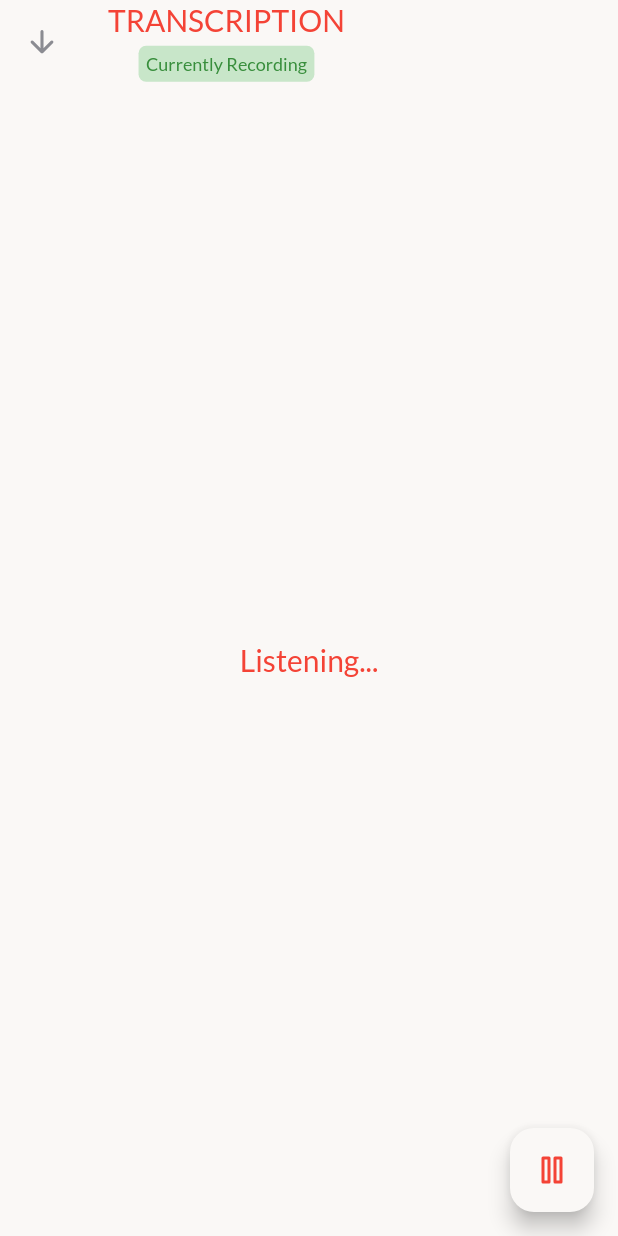
After one commit to dhanushe/Eduvance, a Flutter app: the TranscriptionScreen screen opened directly, on a phone screen of 412 x 824 dp. The commit adds this screen. Run offline on Flutter 3.47's test engine with Material 2 defaults, Android fonts, the phone set to English and light mode, and no system bars; our stand-ins replace feather_icons, google_fonts, speech_to_text.

Commit message:
transcription feature

```diff
--- /dev/null
+++ b/lib/transcription_screen.dart
@@ -0,0 +1,133 @@
+import 'package:feather_icons/feather_icons.dart';
+import 'package:flutter/material.dart';
+import 'package:speech_to_text/speech_to_text.dart' as stt;
+import 'package:speech_to_text/speech_to_text.dart';
+
+class TranscriptionScreen extends StatefulWidget {
+  const TranscriptionScreen({super.key});
+
+  @override
+  State<TranscriptionScreen> createState() => _TranscriptionScreenState();
+}
+
+class _TranscriptionScreenState extends State<TranscriptionScreen> {
+  bool _isPlaying = true;
+  final stt.SpeechToText _speech = stt.SpeechToText();
+  String _text = 'Listening...';
+  final double _confidence = 1.0;
+
+  @override
+  void initState() {
+    // TODO: implement initState
+    super.initState();
+    print('starting transcription');
+    _text = 'Listening...';
+    // toggleRecording();
+    toggleRecording();
+  }
+
+  Future toggleRecording() => SpeechAPI.toggleRecording(
+        onResult: (text) {
+          setState(() => _text = text);
+          print('text: $_text');
+        },
+      );
+
+  @override
+  Widget build(BuildContext context) {
+    return Scaffold(
+      floatingActionButton: FloatingActionButton(
+        backgroundColor: const Color(0xFFfaf8f6),
+        onPressed: () {
+          setState(() {
+            _isPlaying = !_isPlaying;
+          });
+        },
+        child: Icon(
+          _isPlaying ? FeatherIcons.pause : Icons.play_arrow,
+          color: Colors.red,
+        ),
+      ),
+      backgroundColor: const Color(0xFFfaf8f6),
+      appBar: AppBar(
+        backgroundColor: const Color(0xFFfaf8f6),
+        title: Column(
+          children: [
+            const Text(
+              'TRANSCRIPTION',
+              style: TextStyle(
+                color: Colors.red,
+                fontSize: 20,
+                fontWeight: FontWeight.normal,
+              ),
+            ),
+            // Currently Recording or Currently Paused
+            Container(
+              margin: const EdgeInsets.only(top: 5),
+              padding: const EdgeInsets.symmetric(horizontal: 5, vertical: 5),
+              decoration: BoxDecoration(
+                color: _isPlaying ? Colors.green[100] : Colors.deepOrange[100],
+                borderRadius: BorderRadius.circular(5),
+              ),
+              child: Text(
+                _isPlaying ? 'Currently Recording' : 'Currently Paused',
+                style: TextStyle(
+                  color:
+                      _isPlaying ? Colors.green[700] : Colors.deepOrange[700],
+                  fontSize: 12,
+                  fontWeight: FontWeight.normal,
+                ),
+              ),
+            ),
+          ],
+        ),
+        // Lead actions
+        leading: IconButton(
+          icon: const Icon(Icons.arrow_downward_rounded),
+          color: const Color(0xFF8b8c92),
+          onPressed: () {
+            SpeechAPI.cancelRecording();
+            SpeechAPI.stopRecording();
+            _text = 'Listening...';
+            Navigator.pop(context);
+          },
+        ),
+      ),
+      body: Center(
+        child: Container(
+          margin: const EdgeInsets.symmetric(horizontal: 20),
+          padding: const EdgeInsets.symmetric(horizontal: 20, vertical: 20),
+          child: Text(
+            _text,
+            style: const TextStyle(
+              color: Colors.red,
+              fontSize: 20,
+              fontWeight: FontWeight.normal,
+            ),
+          ),
+        ),
+      ),
+    );
+  }
+}
+
+class SpeechAPI {
+  static final _speech = SpeechToText();
+
+  static Future<bool> toggleRecording({
+    required Function(String text) onResult,
+  }) async {
+    final isAvailable = await _speech.initialize();
+    if (isAvailable) {
+      _speech.listen(
+        onResult: (value) => onResult(value.recognizedWords),
+      );
+    }
+
+    return isAvailable;
+  }
+
+  static Future stopRecording() => _speech.stop();
+  // Clear Recognized Words
+  static Future cancelRecording() => _speech.cancel();
+}
--- a/pubspec.yaml
+++ b/pubspec.yaml
@@ -39,6 +39,7 @@ dependencies:
   cupertino_icons: ^1.0.2
   google_fonts: ^5.1.0
   feather_icons: ^1.2.0
+  speech_to_text: ^6.3.0
 
 dev_dependencies:
   flutter_test:
```
Also changed, not shown: lib/main.dart (+63 -3 lines), pubspec.lock, 1 other file.
